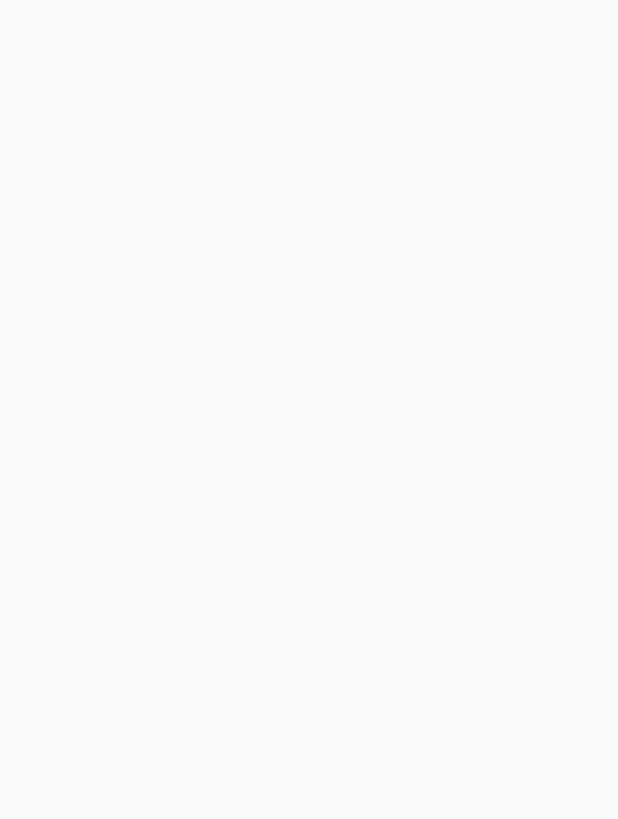
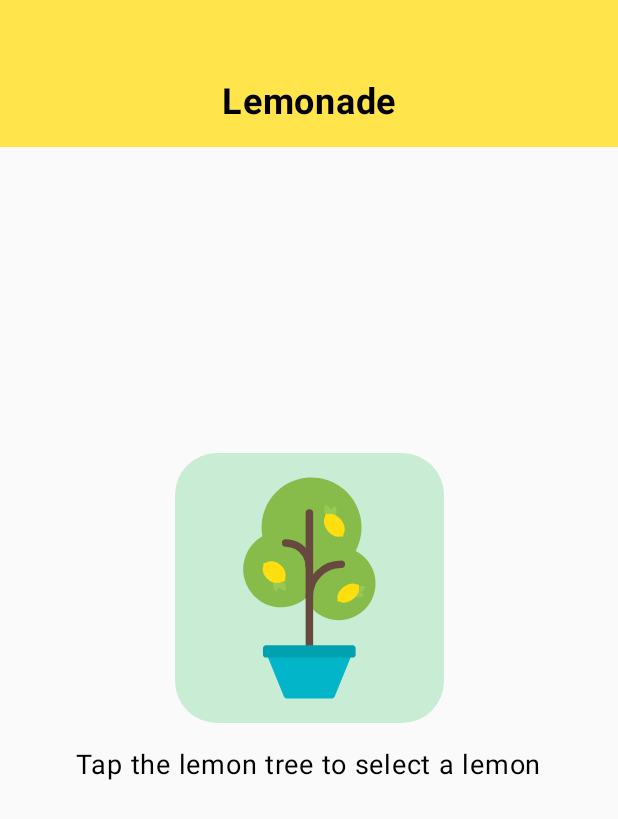
Before and after one commit to UragaLopezJennifer/Click-Behavior-Lemonade-App, an Android app built with Jetpack Compose: the screen it shows after launch (MainActivity), on a phone screen of 412 x 824 dp. Before the commit the part shown is empty. Shown: the top 819 px of the screen. Run offline under Robolectric (Android 15) with nearby library versions, the phone set to English and light mode, and no system bars.

Commit message:
Add Image and Text

```diff
--- a/app/src/main/java/com/example/lemonade/MainActivity.kt
+++ b/app/src/main/java/com/example/lemonade/MainActivity.kt
@@ -4,16 +4,33 @@ import android.os.Bundle
 import androidx.activity.ComponentActivity
 import androidx.activity.compose.setContent
 import androidx.activity.enableEdgeToEdge
+import androidx.compose.foundation.layout.Column
 import androidx.compose.foundation.layout.fillMaxSize
 import androidx.compose.foundation.layout.padding
 import androidx.compose.foundation.layout.wrapContentSize
+import androidx.compose.material3.Button
 import androidx.compose.material3.Scaffold
 import androidx.compose.material3.Text
 import androidx.compose.runtime.Composable
 import androidx.compose.ui.Alignment
 import androidx.compose.ui.Modifier
+import androidx.compose.ui.res.painterResource
+import androidx.compose.ui.res.stringResource
 import androidx.compose.ui.tooling.preview.Preview
 import com.example.lemonade.ui.theme.LemonadeTheme
+import androidx.compose.foundation.Image
+import androidx.compose.foundation.background
+import androidx.compose.foundation.layout.Arrangement
+import androidx.compose.foundation.layout.Box
+import androidx.compose.foundation.layout.Spacer
+import androidx.compose.foundation.layout.fillMaxWidth
+import androidx.compose.foundation.layout.height
+import androidx.compose.foundation.shape.RoundedCornerShape
+import androidx.compose.material3.ButtonDefaults
+import androidx.compose.ui.graphics.Color
+import androidx.compose.ui.text.font.FontWeight
+import androidx.compose.ui.unit.dp
+import androidx.compose.ui.unit.sp
 
 class MainActivity : ComponentActivity() {
     override fun onCreate(savedInstanceState: Bundle?) {
@@ -38,5 +55,48 @@ fun LemonadeApp(){
 
 @Composable
 fun LemonadeTextAndImage(modifier: Modifier = Modifier){
+    Box(
+        modifier = modifier.fillMaxSize()
+    ) {
+        Column(
+            modifier = Modifier
+                .align(Alignment.TopCenter)
+                .fillMaxWidth()
+                .background (Color(255,228,76))
+                .padding(top = 54.dp, bottom = 16.dp),
+            horizontalAlignment = Alignment.CenterHorizontally
+        ) {
+            Text (
+                text = "Lemonade",
+                fontWeight = FontWeight.Bold,
+                fontSize = 24.sp,
+            )
+        }
+        Column(
+            modifier = Modifier.align(Alignment.Center),
+            horizontalAlignment = Alignment.CenterHorizontally
+        ) {
+            Button(
+                onClick = { /*TODO*/ },
+                shape = RoundedCornerShape(28.dp),
+                colors = ButtonDefaults.buttonColors(Color(200, 236, 212)),
+                modifier = Modifier
+                    .height(180.dp)
+            ) {
+                Image(
+                    painter = painterResource(R.drawable.lemon_tree),
+                    contentDescription = "1"
+                )
+            }
 
+            Spacer(modifier = Modifier.height(16.dp))
+
+            Text(
+                text = stringResource(R.string.step_one),
+                fontSize = 18.sp,
+                modifier = Modifier
+                    .align(Alignment.CenterHorizontally)
+            )
+        }
+    }
 }
```
